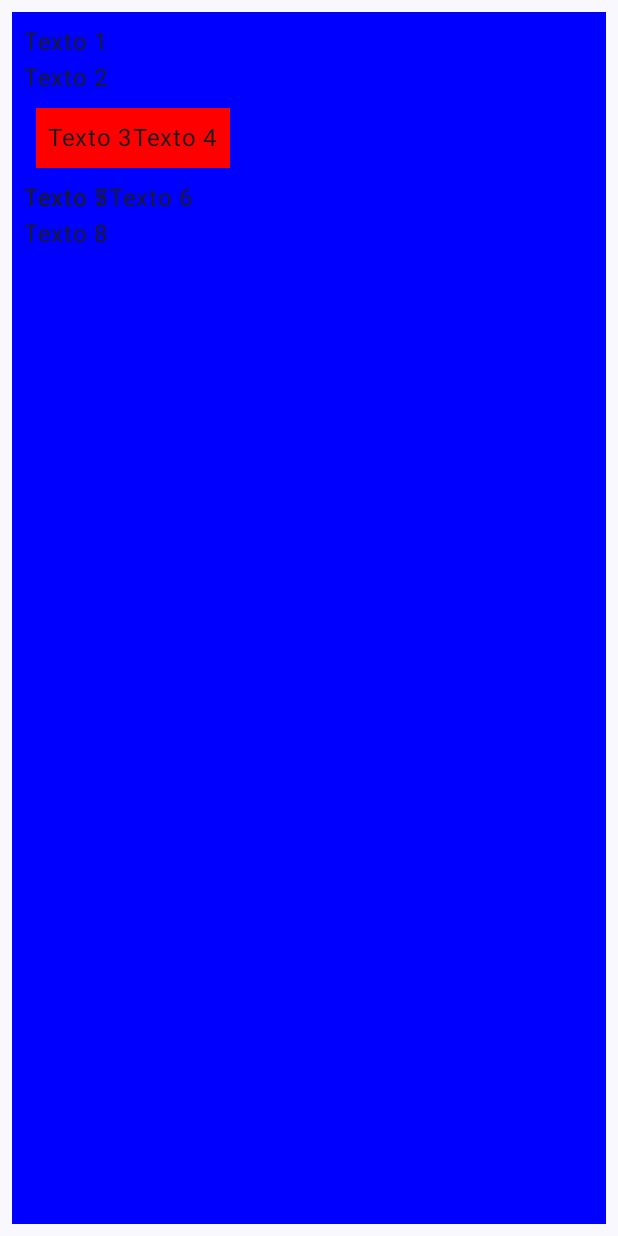
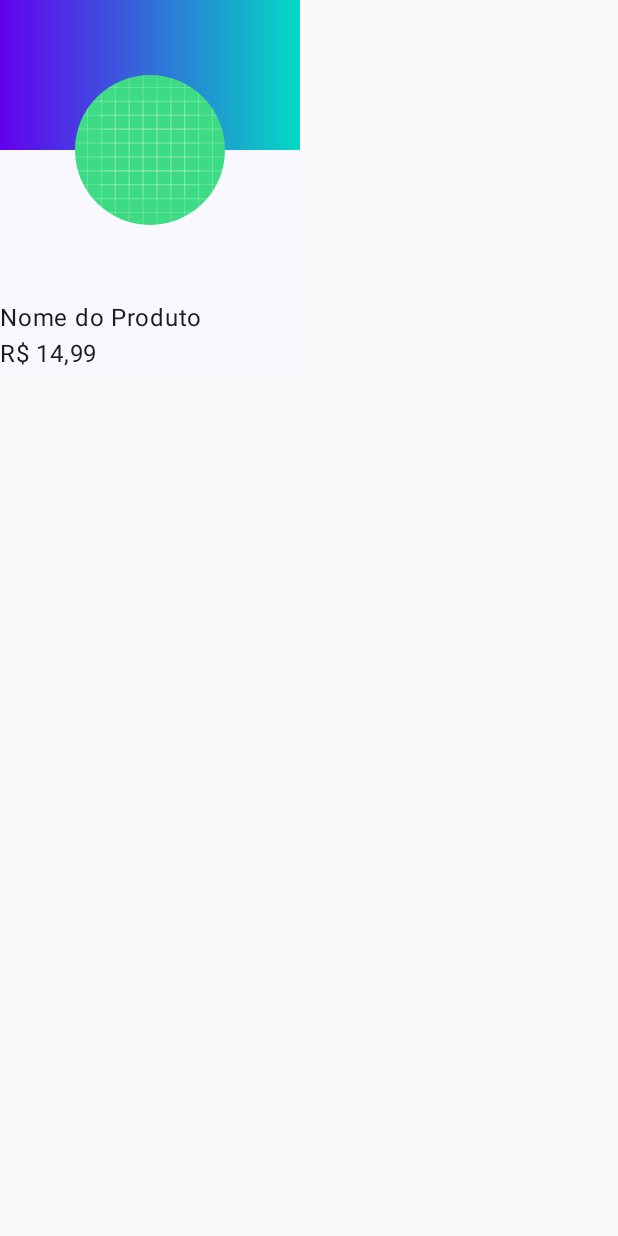
Before and after one commit to robsondmf1234/AluveryJetPack-Compose, an Android app built with Jetpack Compose: the screen it shows after launch (MainActivity), on a phone screen of 412 x 824 dp. Run offline under Robolectric (Android 15) with nearby library versions, the phone set to English and light mode, and no system bars.

Commit message:
feat - Modelado o composable itemProduto.

```diff
--- a/app/src/main/java/com/example/aluvery/MainActivity.kt
+++ b/app/src/main/java/com/example/aluvery/MainActivity.kt
@@ -1,22 +1,27 @@
 package com.example.aluvery
 
-import android.content.res.Configuration.UI_MODE_NIGHT_YES
 import android.os.Bundle
 import androidx.activity.ComponentActivity
 import androidx.activity.compose.setContent
+import androidx.compose.foundation.Image
 import androidx.compose.foundation.background
 import androidx.compose.foundation.layout.Box
 import androidx.compose.foundation.layout.Column
-import androidx.compose.foundation.layout.Row
-import androidx.compose.foundation.layout.fillMaxHeight
-import androidx.compose.foundation.layout.fillMaxSize
 import androidx.compose.foundation.layout.fillMaxWidth
-import androidx.compose.foundation.layout.padding
+import androidx.compose.foundation.layout.height
+import androidx.compose.foundation.layout.offset
+import androidx.compose.foundation.layout.size
+import androidx.compose.foundation.layout.width
+import androidx.compose.foundation.shape.CircleShape
 import androidx.compose.material3.Surface
 import androidx.compose.material3.Text
 import androidx.compose.runtime.Composable
+import androidx.compose.ui.Alignment
 import androidx.compose.ui.Modifier
+import androidx.compose.ui.draw.clip
+import androidx.compose.ui.graphics.Brush
 import androidx.compose.ui.graphics.Color
+import androidx.compose.ui.res.painterResource
 import androidx.compose.ui.tooling.preview.Preview
 import androidx.compose.ui.unit.dp
 import com.example.aluvery.ui.theme.AluveryTheme
@@ -28,7 +33,7 @@ class MainActivity : ComponentActivity() {
         setContent {
             AluveryTheme {
                 Surface {
-                    CustomLayoutPreview()
+                    ProductItem()
                 }
             }
         }
@@ -37,92 +42,36 @@ class MainActivity : ComponentActivity() {
 
 
 @Composable
-fun MyFirstComposable() {
-    Text(text = "Meu primeiro Text")
-    Text(text = "Meu segundo Text")
-}
-
 @Preview(
-    showBackground = true
+    showBackground = true, showSystemUi = true
 )
-@Composable
-fun ColumnPreview() {
-    Column {
-        Text(text = "Texto 1")
-        Text(text = "Texto 2")
+fun ProductItem() {
+    Column(
+        modifier = Modifier
+            .height(250.dp)
+            .width(200.dp)
+    ) {
+        Box(
+            modifier = Modifier
+                .height(100.dp)
+                .fillMaxWidth()
+                .background(
+                    brush = Brush
+                        .horizontalGradient(
+                            listOf(Color(0xFF6200EE), Color(0xFF03DAC5))
+                        )
+                )
+        )
+        Image(
+            modifier = Modifier
+                .size(100.dp)
+                .offset(y = (-50).dp)
+                .align(alignment = Alignment.CenterHorizontally)
+                .clip(shape = CircleShape),
+            painter = painterResource(R.drawable.ic_launcher_background),
+            contentDescription = null
+        )
+        Text(text = "Nome do Produto")
+        Text(text = "R$ 14,99")
     }
 }
-
-@Preview(
-    showBackground = true
-)
-@Composable
-fun RowPreview() {
-    Row {
-        Text(text = "Texto 1")
-        Text(text = "Texto 2")
-    }
-}
-
-@Preview(
-    showBackground = true,
-)
-@Composable
-fun BoxPreview() {
-    Box {
-        Text(text = "Texto 1")
-        Text(text = "Texto 2")
-    }
-}
-
-@Preview(showBackground = true, showSystemUi = true)
-@Composable
-fun CustomLayoutPreview() {
-    Column(
-        Modifier
-            .padding(8.dp)
-            .background(color = Color.Blue)
-            .padding(all = 8.dp)
-            .fillMaxWidth()
-            .fillMaxHeight( )
-    ) {
-        Text(text = "Texto 1")
-        Text(text = "Texto 2")
-        Row(Modifier
-            .padding(8.dp)
-            .background(color = Color.Red)
-            .padding(all = 8.dp)) {
-            Text(text = "Texto 3")
-            Text(text = "Texto 4")
-        }
-        Box {
-            Row {
-                Text(text = "Texto 5")
-                Text(text = "Texto 6")
-            }
-            Column {
-                Text(text = "Texto 7")
-                Text(text = "Texto 8")
-            }
-        }
-    }
-}
-
-
-@Preview(
-    name = "Preview DarkMode",
-    showSystemUi = true,
-    uiMode = UI_MODE_NIGHT_YES
-)
-@Preview(
-    name = "Preview LightMode",
-    showSystemUi = true,
-)
-@Composable
-fun MyFirstComposablePreview() {
-    AluveryTheme {
-        Surface(modifier = Modifier.fillMaxSize()) {
-            MyFirstComposable()
-        }
-    }
-}
```
Also changed, not shown: app/src/main/java/com/example/aluvery/oldcomponents/OldsComponents.kt (added, +111 -0 lines), app/src/main/java/com/example/aluvery/ui/components/ItemChallenge.kt (added, +37 -0 lines).
